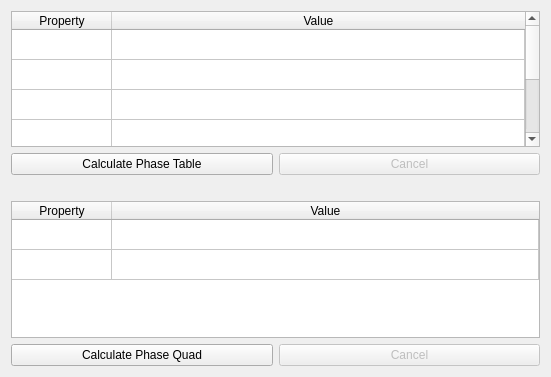
The window that scripts/Muon/GUI/Common/phase_table_widget/muon_phases_tab.ui (mantidproject/mantid) describes before a commit, drawn with Qt 5.
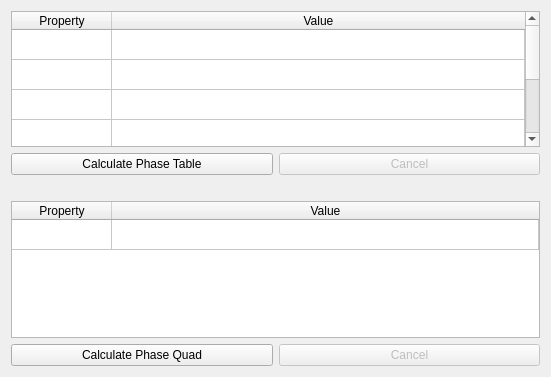
The same window after the commit.

Commit message: refs #30061 phasetab view update MA

```diff
--- a/scripts/Muon/GUI/Common/phase_table_widget/muon_phases_tab.ui
+++ b/scripts/Muon/GUI/Common/phase_table_widget/muon_phases_tab.ui
@@ -108,6 +108,9 @@
        <verstretch>0</verstretch>
       </sizepolicy>
      </property>
+     <property name="rowCount">
+      <number>1</number>
+     </property>
      <attribute name="horizontalHeaderStretchLastSection">
       <bool>true</bool>
      </attribute>
@@ -122,11 +125,6 @@
        <string>New Row</string>
       </property>
      </row>
-     <row>
-      <property name="text">
-       <string>PhaseTable</string>
-      </property>
-     </row>
      <column>
       <property name="text">
        <string>Property</string>
```
